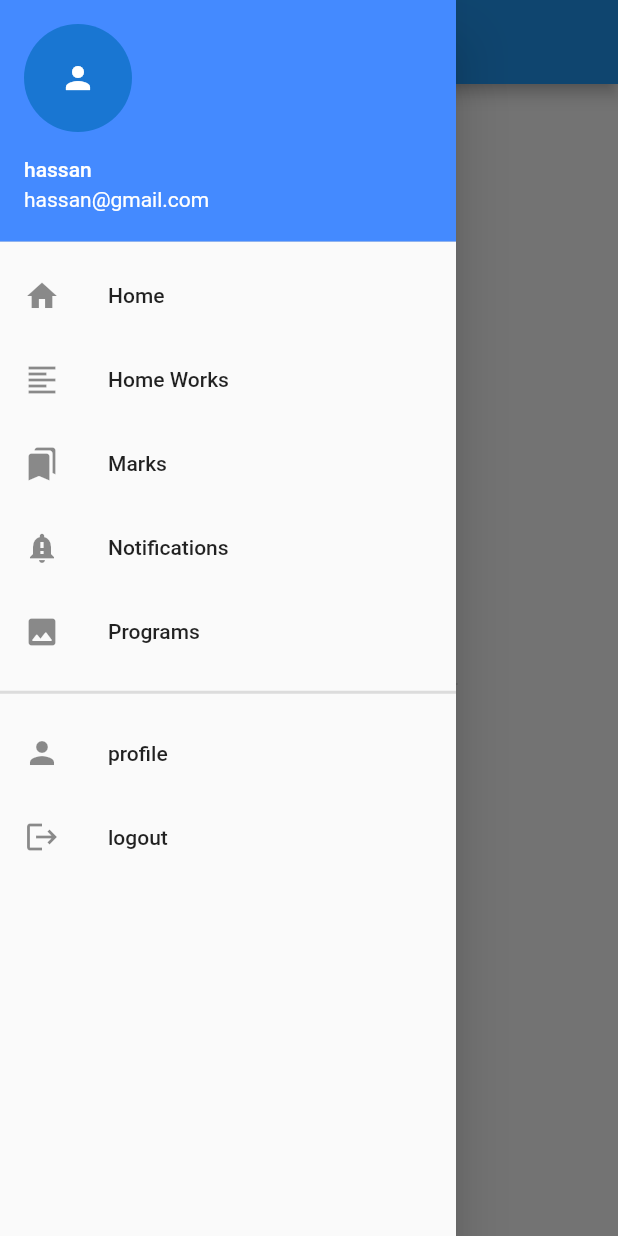
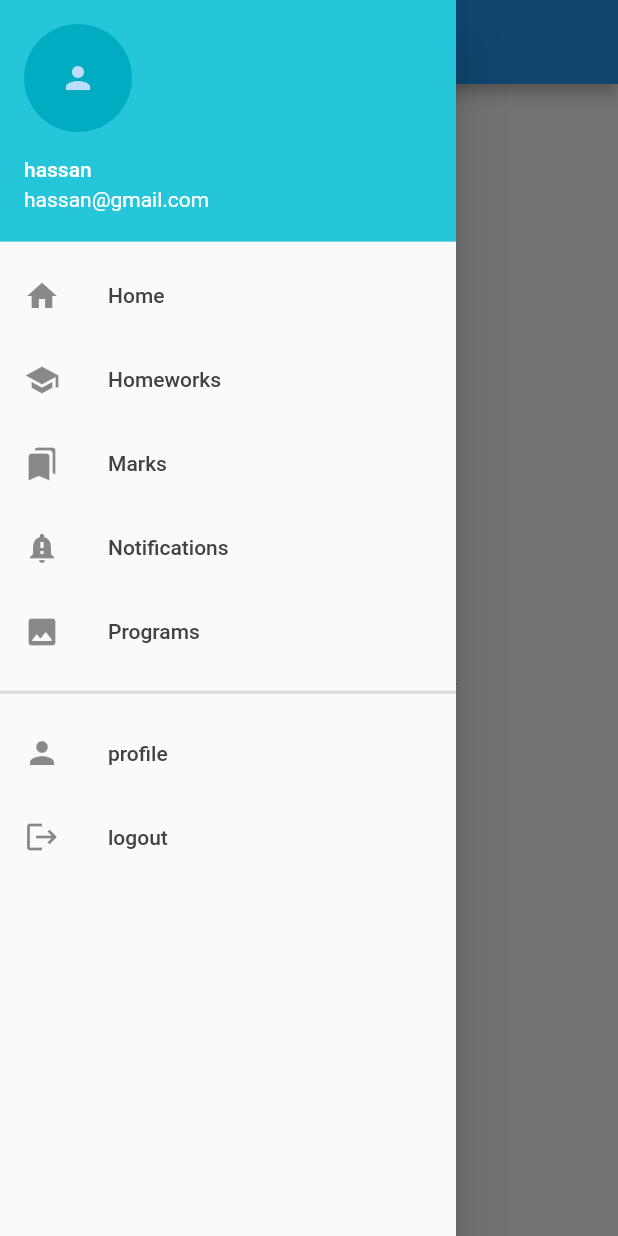
Before and after one commit to hassanalkhabaz/school, a Flutter app: the Homeworks screen opened by its route, with the side drawer open, on a phone screen of 412 x 824 dp. Run offline on Flutter 3.47's test engine with Material 2 defaults, Android fonts, the phone set to English and light mode, and no system bars; our stand-ins replace carousel_pro, flutter_form_builder.

Commit message:
drawer fixed

```diff
--- a/lib/ui/widgets/MyDrawer.dart
+++ b/lib/ui/widgets/MyDrawer.dart
@@ -3,7 +3,6 @@ import 'package:flu/ui/pages/LogIn.dart';
 
 class MyDrawer extends StatelessWidget {
   @override
-
   Widget build(BuildContext context) {
     // TODO: implement build
 
@@ -14,50 +13,75 @@ class MyDrawer extends StatelessWidget {
             accountName: Text('hassan'),
             accountEmail: (Text('hassan@gmail.com ')),
             currentAccountPicture: (CircleAvatar(
+              backgroundColor: Colors.cyan[600],
               child: Icon(Icons.person),
             )),
             decoration: BoxDecoration(
-              color: Colors.blueAccent,
+              color: Colors.cyan[400],
             ),
           ),
-          ListTile(
-            title: Text('Home'),
-            leading: Icon(Icons.home),
-            onTap: () {Navigator.of(context).pushNamed('home');},
+          ///
+          ///
+          buildListTile(
+              icon: Icon(Icons.home),
+              title: 'Home',
+              onTap: () {
+                Navigator.of(context).pushNamed('/home');
+              }),
+          buildListTile(
+              icon: Icon(Icons.school),
+              title: 'Homeworks',
+              onTap: () {
+                Navigator.of(context).pushNamed('/homeworks');
+              }),
+
+          buildListTile(
+            title: 'Marks',
+            icon: Icon(Icons.bookmarks),
+            onTap: () {
+              Navigator.of(context).pushNamed('/marks');
+            },
           ),
-          ListTile(
-            title: Text('Home Works'),
-            leading: Icon(IconData(0xe9a8, fontFamily: 'MaterialIcons')),
-            onTap: () {Navigator.of(context).pushNamed('HomeWork');},
+          buildListTile(
+            title: 'Notifications',
+            icon: Icon(Icons.notification_important),
+            onTap: () {
+              Navigator.of(context).pushNamed('/notifications');
+            },
           ),
-          ListTile(
-            title: Text('Marks'),
-            leading: (Icon(Icons.bookmarks)),
-            onTap: () {Navigator.of(context).pushNamed('marks');},
+          buildListTile(
+            title: 'Programs',
+            icon: Icon(Icons.photo_rounded),
+            onTap: () {
+              Navigator.of(context).pushNamed('/programs');
+            },
           ),
-          ListTile(
-            title: Text('Notifications'),
-            leading: Icon(Icons.notification_important),
+          Divider(height: 25, thickness: 2),
+          buildListTile(
+            title: 'profile',
+            icon: Icon(Icons.person),
             onTap: () {},
           ),
-          ListTile(
-            title: Text('Programs'),
-            leading: Icon(Icons.photo_rounded),
-            onTap: () {},
-          ),
-          Divider(height: 25, thickness: 2),
-          ListTile(
-            title: Text('profile'),
-            leading: Icon(Icons.person),
-            onTap: () {Navigator.of(context).pushNamed('change_password');},
-          ),
-          ListTile(
-            title: Text('logout'),
-            leading: Icon(Icons.logout),
-            onTap: () {Navigator.of(context).pushNamed('logout');},
+          buildListTile(
+            title: 'logout',
+            icon: Icon(Icons.logout),
+            onTap: () {
+              Navigator.of(context).pushNamed('/login');
+            },
           )
         ],
       ),
     );
   }
+
+  ListTile buildListTile({title, icon, onTap}) {
+    return ListTile(
+      title: Text(
+        title,
+        style: TextStyle(color: Colors.grey[800]),
+      ),
+      leading: icon,
+      onTap: onTap,
+    );
+  }
 }
```
Also changed, not shown: lib/ui/pages/home.dart (+23 -22 lines).
